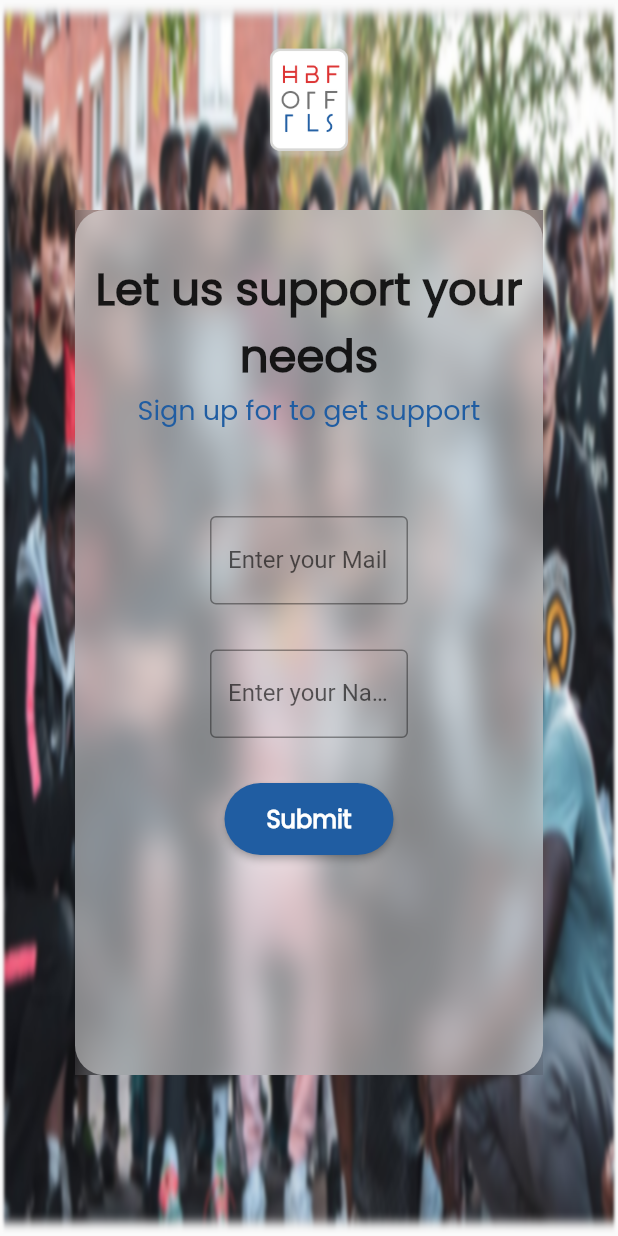
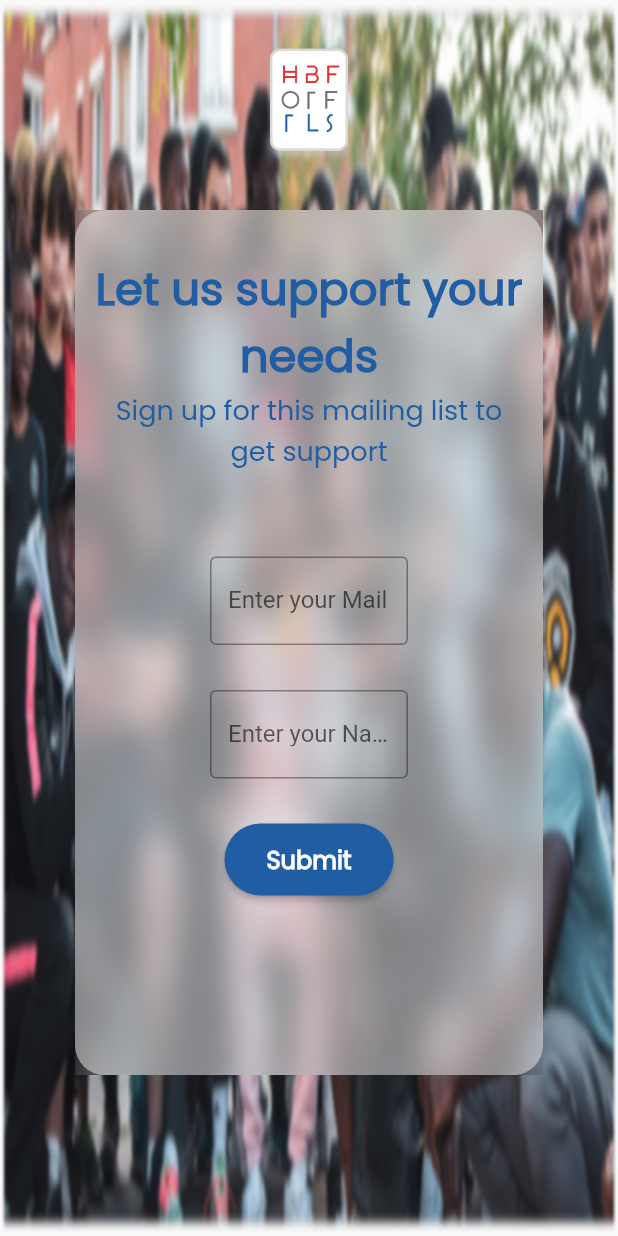
Before and after one commit to ClementPeter/hbf_support_mailing_List, a Flutter app: the SupportPage screen opened directly, after a tap on "Submit", on a phone screen of 412 x 824 dp. Run offline on Flutter 3.47's test engine with Material 2 defaults, Android fonts, the light colour scheme and no system bars; our stand-ins replace form_field_validator.

Commit message:
Layout Issues

```diff
--- a/lib/support_page.dart
+++ b/lib/support_page.dart
@@ -14,6 +14,7 @@ class _SupportPageState extends State<SupportPage> {
   void dispose() {
     // Clean up the controller when the widget is disposed.
     emailController.dispose();
+    nameController.dispose();
     super.dispose();
   }
 
@@ -85,8 +86,6 @@ class _SupportPageState extends State<SupportPage> {
                 //padding: const EdgeInsets.all(8.0),
                 padding: const EdgeInsets.symmetric(horizontal: 50.0),
                 child: SingleChildScrollView(
-                  child: Expanded(
-                    child: Center(
                   child: ClipRect(
                     child: BackdropFilter(
                       filter: ImageFilter.blur(sigmaX: 10.0, sigmaY: 10.0),
@@ -120,12 +119,12 @@ class _SupportPageState extends State<SupportPage> {
                                                 fontFamily: 'Poppins',
                                                 fontWeight: FontWeight.w900,
                                                 fontSize: 30.0,
-                                                    //color: Color(0XFF205DA2),
+                                                color: Color(0XFF205DA2),
                                                 //decoration:TextDecorationStyle.
                                               ),
                                             ),
                                             Text(
-                                                  "Sign up for to get support\n",
+                                              "Sign up for this mailing list to get support\n",
                                               textAlign: TextAlign.center,
                                               // style: TextStyle(fontSize: 30),
                                               style: TextStyle(
@@ -146,9 +145,7 @@ class _SupportPageState extends State<SupportPage> {
                                           horizontal: 80.0),
                                       child: TextFormField(
                                         controller: emailController,
-                                            // validator: RequiredValidator(
-                                            //   errorText: 'Field cannot be empty',
-                                            // ),
+
                                         validator: MultiValidator(
                                           [
                                             RequiredValidator(
@@ -167,32 +164,6 @@ class _SupportPageState extends State<SupportPage> {
                                             email = text;
                                           });
                                         },
-                                            // validator: (value) {
-                                            //   if (value == null || value.isEmpty) {
-                                            //     return 'Please enter some text';
-                                            //   }
-                                            //   //return null;
-                                            // },
-
-                                            // onChanged: (value) {
-                                            //   setState(() {
-                                            //     //emailController.value
-                                            //     //emails!.add( emailController.value.toString());
-                                            //     //emails = value as String;
-                                            //     //print(email);
-                                            //     //email =emailController.toString()
-
-                                            //     //emails.
-
-                                            //     // if (email!.endsWith("com")) {
-                                            //     //   emails!.add(email!);
-                                            //     // }
-                                            //     //print(emailController.value.toString());
-
-                                            //     //print(emailController.toString());
-                                            //   });
-                                            // },
-                                            // autofocus: false,
                                         decoration: const InputDecoration(
                                           labelText: 'Enter your Mail',
                                           border: OutlineInputBorder(),
@@ -220,8 +191,6 @@ class _SupportPageState extends State<SupportPage> {
                                         onChanged: (value) {
                                           setState(() {
                                             names!.add(value);
-                                                // names= value as List<String>?;
-                                                //print(email);
                                           });
                                         },
                                         //autofocus: false,
@@ -290,35 +259,35 @@ class _SupportPageState extends State<SupportPage> {
                                         shape: const StadiumBorder(),
                                       ),
                                       onPressed: () {
-                                            print(emails);
-                                            setState(() {
+                                        // setState(() {
+
+                                        //   //emailController.
+                                        //   // ScaffoldMessenger.of(context)
+                                        //   //     .showSnackBar(
+                                        //   //   const SnackBar(
+                                        //   //     content: Text(
+                                        //   //       "Your Response has been recorded",
+                                        //   //     ),
+                                        //   //     duration:
+                                        //   //         Duration(milliseconds: 2000),
+                                        //   //   ),
+                                        //   //   );
+                                        // });
                                         emails!.add(email!);
                                         emailController.clear();
-                                              //emailController.
-                                              // ScaffoldMessenger.of(context)
-                                              //     .showSnackBar(
-                                              //   const SnackBar(
-                                              //     content: Text(
-                                              //       "Your Response has been recorded",
-                                              //     ),
-                                              //     duration:
-                                              //         Duration(milliseconds: 2000),
-                                              //   ),
-                                              //   );
-                                            });
-                                            if (formKey.currentState!
-                                                .validate()) {
+                                        if (formKey.currentState!.validate()) {
                                           ScaffoldMessenger.of(context)
                                               .showSnackBar(
                                             const SnackBar(
                                               content: Text(
                                                 "Your Response has been recorded...We'll get back in a bit",
                                               ),
-                                                  duration: Duration(
-                                                      milliseconds: 2000),
+                                              duration:
+                                                  Duration(milliseconds: 2000),
                                             ),
                                           );
                                         }
+                                        print(emails);
                                       },
                                       child: const Padding(
                                         padding: EdgeInsets.all(12.0),
@@ -357,8 +326,6 @@ class _SupportPageState extends State<SupportPage> {
                     ),
                   ),
                 ),
-                  ),
-                ),
               )
             ],
           ),
```
Lines whose indentation alone changed are shown as unchanged.
